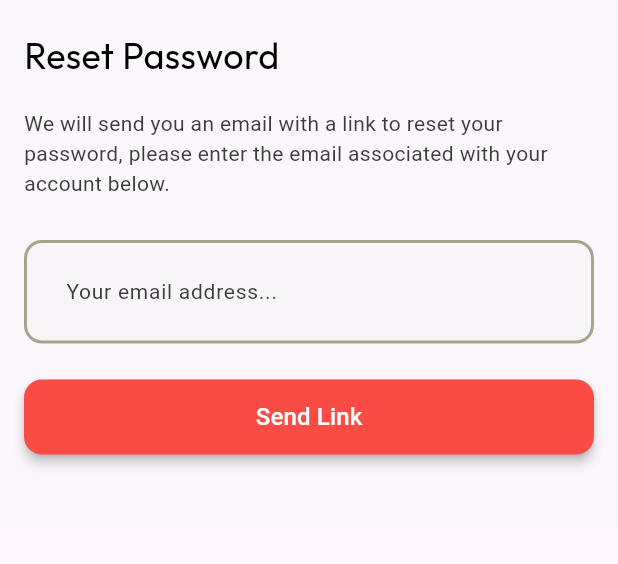
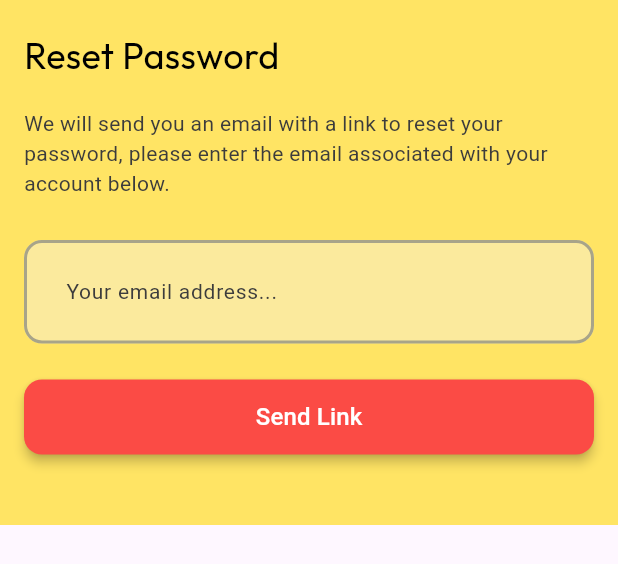
Before and after one commit to nextstopaaron/mousecreditsv2, a Flutter app: the ForgotWidget widget shown alone on an empty page, opened directly, on a phone screen of 412 x 824 dp. Shown: the top 564 px of the screen. Run offline on Flutter 3.47's test engine with Material 3 defaults, Android fonts, the phone set to English and light mode, and no system bars; drawn by our look-alikes of auto_size_text; our stand-ins replace cloud_firestore, dropdown_button2, easy_debounce, equatable, firebase_auth, firebase_core and 15 more; missing offline and left inert: aligned_tooltip, json_path, mime_type, text_search; accounts and stored records are empty; Roboto replaces fonts that are missing (Readex Pro).

Commit message:
Updating to latest FlutterFlow output.

```diff
--- a/lib/components/forgot_widget.dart
+++ b/lib/components/forgot_widget.dart
@@ -49,7 +49,7 @@ class _ForgotWidgetState extends State<ForgotWidget> {
     return Container(
       height: 350.0,
       decoration: BoxDecoration(
-        color: FlutterFlowTheme.of(context).secondaryBackground,
+        color: FlutterFlowTheme.of(context).tertiary,
       ),
       child: Column(
         mainAxisSize: MainAxisSize.max,
```
